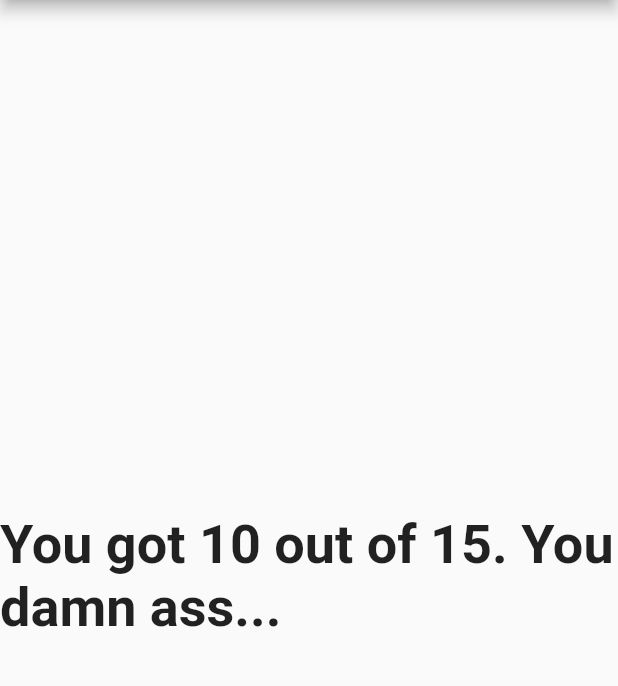
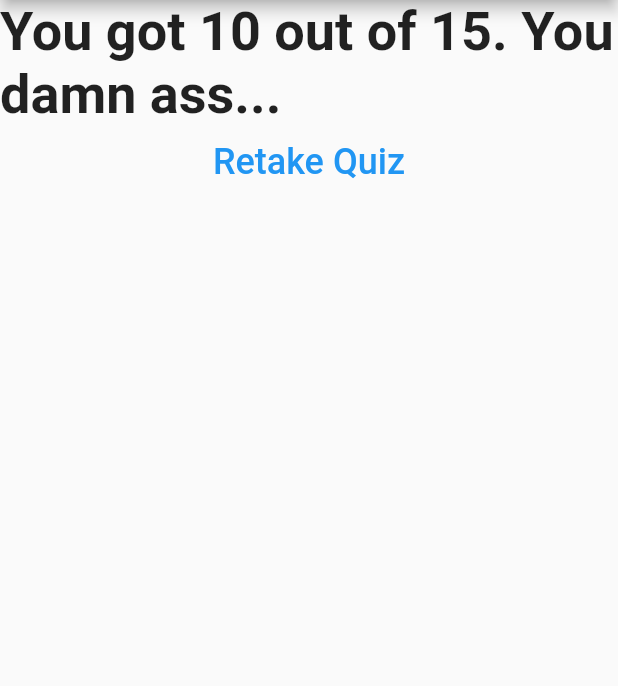
Before and after one commit to Ryo-Ura/flutter-tutorial, a Flutter app: the screen it shows after launch, after a tap on "Nullspace", after a tap on "CPU", after a tap on "memory leak", on a phone screen of 412 x 824 dp, the part 84-770 px from its top. Run offline on Flutter 3.47's test engine with Material 2 defaults, Android fonts, the phone set to English and light mode, and no system bars.

```diff
--- a/lib/main.dart
+++ b/lib/main.dart
@@ -27,7 +27,12 @@ class _MyAppState extends State<MyApp> {
   }
 
   var _totalScore = 0;
-
+  void _resetQuiz() {
+      setState(() {
+        _totalScore = 0;
+        _questionIdx = 0;
+      });
+    }
   @override
   Widget build(BuildContext context) {
     const _questions = [
@@ -62,9 +67,9 @@ class _MyAppState extends State<MyApp> {
         appBar: AppBar(
           title: Text('My first app'),
         ),
-        body: (_questionIdx < 3)
+        body: (_questionIdx < _questions.length)
             ? Quiz(questions: _questions, index: _questionIdx, answerQ: answerQ)
-            : Result(score: _totalScore),
+            : Result(score: _totalScore, resetFun: _resetQuiz),
       ),
     );
   }
--- a/lib/result.dart
+++ b/lib/result.dart
@@ -2,19 +2,29 @@ import 'package:flutter/material.dart';
 
 class Result extends StatelessWidget {
   final int score;
-  Result({this.score});
+  final VoidCallback resetFun;
+  Result({this.score, this.resetFun});
   String get resultPhase {
     String str = 'You got ' + score.toString() + ' out of 15. ';
-    return (score > 10)? str + 'You are pretty good' : str + 'You damn ass...';
+    return (score > 10) ? str + 'You are pretty good' : str + 'You damn ass...';
   }
 
   @override
   Widget build(BuildContext context) {
     return Center(
-
-      child: Text(
-        resultPhase,
-        style: TextStyle(fontSize: 36, fontWeight: FontWeight.bold),
+      child: Column(
+        children: [
+          Text(
+            resultPhase,
+            style: TextStyle(fontSize: 36, fontWeight: FontWeight.bold),
+          ),
+          TextButton(
+              child: Text(
+                'Retake Quiz',
+                style: TextStyle(fontSize: 24),
+              ),
+              onPressed: resetFun)
+        ],
       ),
     );
   }
```
